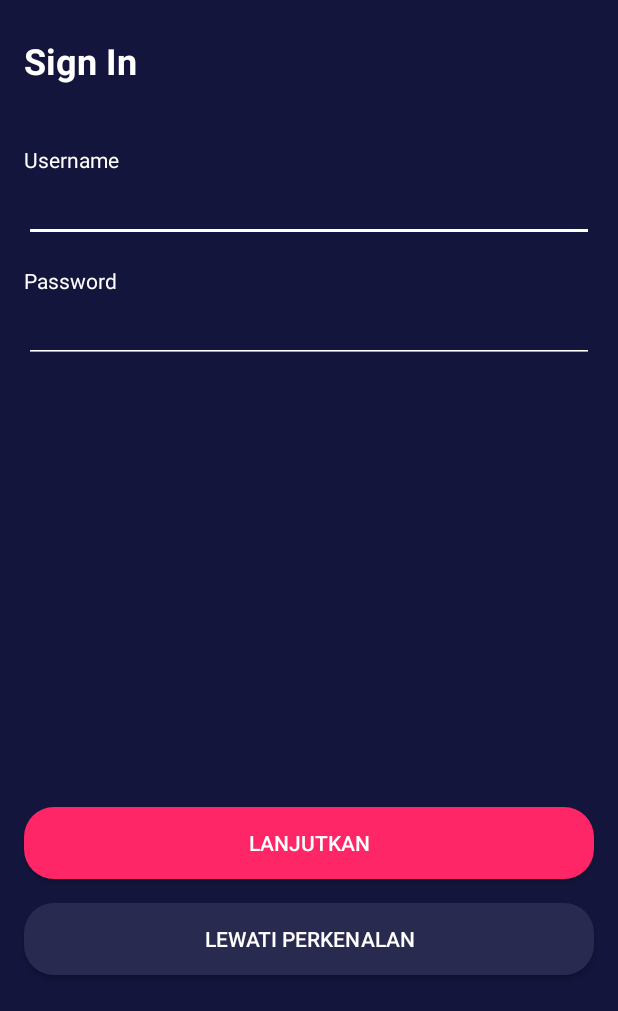
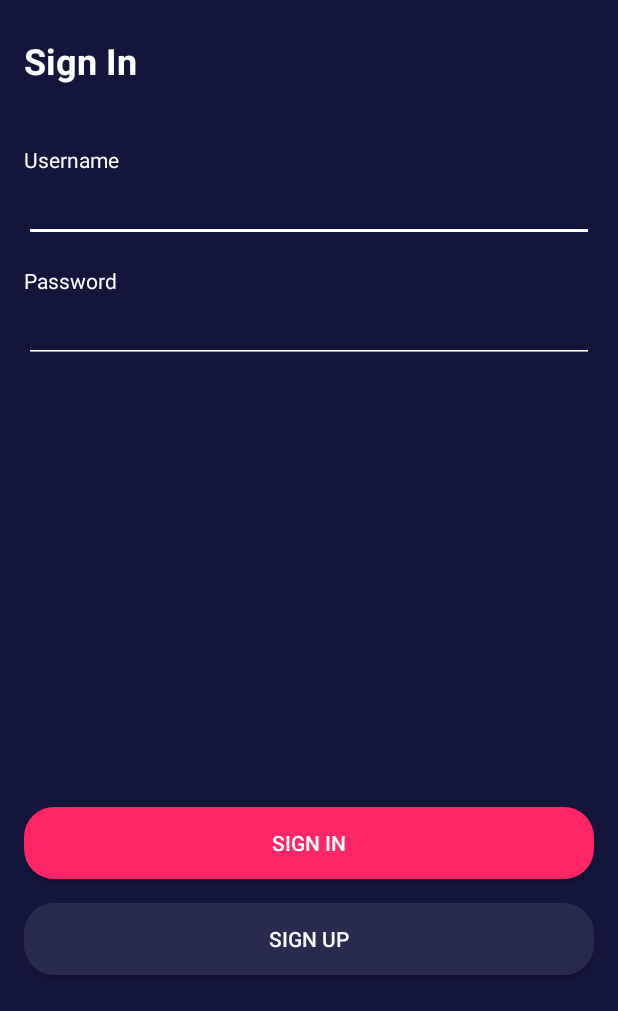
Before and after one commit to fajartd02/MOV, an Android app: the screen it shows after launch (SignInActivity), after a tap on "LEWATI PERKENALAN", on a phone screen of 412 x 824 dp, the part 225-1236 px from its top. Run offline under Robolectric (Android 15) with nearby library versions, the phone set to English and light mode, and no system bars; our stand-ins replace Firebase (no records; nobody signed in at launch, a user with empty details on screens opened directly).

Commit message:
Done sign in to home. The data is from firebase

```diff
--- a/app/src/main/AndroidManifest.xml
+++ b/app/src/main/AndroidManifest.xml
@@ -30,7 +30,7 @@
             android:name=".onboarding.OnboardingThreeActivity"
             android:exported="true" />
         <activity
-            android:name=".sign.SignInActivity"
+            android:name=".sign.signin.SignInActivity"
             android:exported="true" />
         <activity
             android:name=".sign.SignUpActivity"
--- a/app/src/main/java/com/fajar/mov/SplashScreenActivity.kt
+++ b/app/src/main/java/com/fajar/mov/SplashScreenActivity.kt
@@ -15,7 +15,7 @@ class SplashScreenActivity : AppCompatActivity() {
         handler.postDelayed({
             var intent = Intent(this@SplashScreenActivity, OnboardingOneActivity::class.java)
             startActivity(intent)
-            finish()
+            finish() // di destroy supaya ga masuk lagi ke splashscreen
         }, 5000)
 
     }
--- a/app/src/main/java/com/fajar/mov/onboarding/OnboardingOneActivity.kt
+++ b/app/src/main/java/com/fajar/mov/onboarding/OnboardingOneActivity.kt
@@ -5,7 +5,7 @@ import androidx.appcompat.app.AppCompatActivity
 import android.os.Bundle
 import android.widget.Button
 import com.fajar.mov.R
-import com.fajar.mov.sign.SignInActivity
+import com.fajar.mov.sign.signin.SignInActivity
 
 class OnboardingOneActivity : AppCompatActivity() {
     override fun onCreate(savedInstanceState: Bundle?) {
--- a/app/src/main/java/com/fajar/mov/onboarding/OnboardingThreeActivity.kt
+++ b/app/src/main/java/com/fajar/mov/onboarding/OnboardingThreeActivity.kt
@@ -5,7 +5,7 @@ import androidx.appcompat.app.AppCompatActivity
 import android.os.Bundle
 import android.widget.Button
 import com.fajar.mov.R
-import com.fajar.mov.sign.SignInActivity
+import com.fajar.mov.sign.signin.SignInActivity
 
 class OnboardingThreeActivity : AppCompatActivity() {
     override fun onCreate(savedInstanceState: Bundle?) {
--- a/app/src/main/java/com/fajar/mov/sign/SignInActivity.kt
+++ /dev/null
@@ -1,24 +0,0 @@
-package com.fajar.mov.sign
-
-import android.os.Bundle
-import android.widget.Button
-import androidx.appcompat.app.AppCompatActivity
-import com.fajar.mov.R
-import com.google.firebase.database.FirebaseDatabase
-
-class SignInActivity : AppCompatActivity() {
-    override fun onCreate(savedInstanceState: Bundle?) {
-        super.onCreate(savedInstanceState)
-        setContentView(R.layout.activity_sign_in)
-
-        val button_sign = findViewById<Button>(R.id.button_sign)
-        button_sign.setOnClickListener {
-            // Write a message to the database
-            // Write a message to the database
-            val database = FirebaseDatabase.getInstance("https://mov-fajar-default-rtdb.asia-southeast1.firebasedatabase.app/")
-            val myRef = database.getReference("message")
-
-            myRef.setValue("Hello, World!")
-        }
-    }
-}
--- a/app/src/main/res/layout/activity_sign_in.xml
+++ b/app/src/main/res/layout/activity_sign_in.xml
@@ -8,30 +8,30 @@
     tools:context=".onboarding.OnboardingOneActivity">
 
     <Button
-        android:id="@+id/btn_secondary"
+        android:id="@+id/btn_signUp"
         android:layout_width="0dp"
         android:layout_height="wrap_content"
         android:layout_marginStart="16dp"
         android:layout_marginEnd="16dp"
         android:layout_marginBottom="24dp"
         android:background="@drawable/shape_rectangle_blue_grey"
-        android:text="@string/lewati_perkenalan"
+        android:text="@string/sign_up"
         android:textColor="@color/colorWhite"
         app:layout_constraintBottom_toBottomOf="parent"
         app:layout_constraintEnd_toEndOf="parent"
         app:layout_constraintStart_toStartOf="parent" />
 
     <Button
-        android:id="@+id/button_sign"
+        android:id="@+id/btn_signIn"
         android:layout_width="0dp"
         android:layout_height="wrap_content"
         android:layout_marginStart="16dp"
         android:layout_marginEnd="16dp"
         android:layout_marginBottom="16dp"
         android:background="@drawable/shape_rectangle_pink"
-        android:text="@string/lanjutkan"
+        android:text="@string/sign_in"
         android:textColor="@color/colorWhite"
-        app:layout_constraintBottom_toTopOf="@+id/btn_secondary"
+        app:layout_constraintBottom_toTopOf="@+id/btn_signUp"
         app:layout_constraintEnd_toEndOf="parent"
         app:layout_constraintStart_toStartOf="parent" />
 
@@ -62,7 +62,7 @@
         app:layout_constraintTop_toBottomOf="@+id/imageView2" />
 
     <TextView
-        android:id="@+id/et_username"
+        android:id="@+id/username"
         android:layout_width="0dp"
         android:layout_height="wrap_content"
         android:layout_marginStart="16dp"
@@ -74,8 +74,10 @@
         app:layout_constraintStart_toStartOf="parent"
         app:layout_constraintTop_toBottomOf="@+id/textView" />
 
+    <!-- bakal ilang pas di run -->
+
     <EditText
-        android:id="@+id/editTextTextPersonName"
+        android:id="@+id/et_username"
         android:layout_width="0dp"
         android:layout_height="wrap_content"
         android:layout_marginStart="16dp"
@@ -86,9 +88,10 @@
         android:textColor="@color/colorWhite"
         android:textColorHint="@color/colorWhiteGrey"
         app:layout_constraintEnd_toEndOf="parent"
+        app:layout_constraintHorizontal_bias="0.0"
         app:layout_constraintStart_toStartOf="parent"
-        app:layout_constraintTop_toBottomOf="@+id/et_username"
-        tools:text="fajarmhamka21" />  <!-- bakal ilang pas di run -->
+        app:layout_constraintTop_toBottomOf="@+id/username"
+        tools:text="fajarmhamka21" />
 
     <TextView
         android:id="@+id/textView4"
@@ -101,10 +104,10 @@
         android:textColor="@color/colorWhite"
         app:layout_constraintEnd_toEndOf="parent"
         app:layout_constraintStart_toStartOf="parent"
-        app:layout_constraintTop_toBottomOf="@+id/editTextTextPersonName" />
+        app:layout_constraintTop_toBottomOf="@+id/et_username" />
 
     <EditText
-        android:id="@+id/editTextTextPersonName2"
+        android:id="@+id/et_password"
         android:layout_width="0dp"
         android:layout_height="wrap_content"
         android:layout_marginStart="16dp"
```
Also changed, not shown: app/src/main/java/com/fajar/mov/sign/signin/SignInActivity.kt (added, +72 -0 lines), app/src/main/java/com/fajar/mov/sign/signin/User.kt (added, +10 -0 lines).
